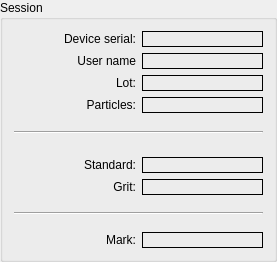
First picture: the form in dda_ctrl/sessionbox.ui, repository olegyurchenko/dda-control, before the edit.
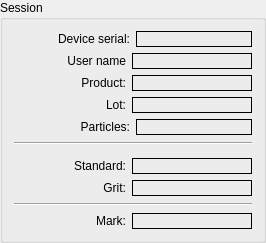
Second picture: the form after the edit.

Commit message: Add session.product

```diff
--- a/dda_ctrl/sessionbox.ui
+++ b/dda_ctrl/sessionbox.ui
@@ -6,8 +6,8 @@
    <rect>
     <x>0</x>
     <y>0</y>
-    <width>277</width>
-    <height>262</height>
+    <width>266</width>
+    <height>243</height>
    </rect>
   </property>
   <property name="windowTitle">
@@ -95,6 +95,45 @@
      </item>
     </layout>
    </item>
+   <item>
+    <layout class="QHBoxLayout" name="horizontalLayout_31">
+     <item>
+      <widget class="QLabel" name="label_27">
+       <property name="text">
+        <string>Product:</string>
+       </property>
+       <property name="alignment">
+        <set>Qt::AlignRight|Qt::AlignTrailing|Qt::AlignVCenter</set>
+       </property>
+      </widget>
+     </item>
+     <item>
+      <widget class="QLabel" name="productLabel">
+       <property name="sizePolicy">
+        <sizepolicy hsizetype="Preferred" vsizetype="Preferred">
+         <horstretch>0</horstretch>
+         <verstretch>0</verstretch>
+        </sizepolicy>
+       </property>
+       <property name="minimumSize">
+        <size>
+         <width>120</width>
+         <height>0</height>
+        </size>
+       </property>
+       <property name="frameShape">
+        <enum>QFrame::Box</enum>
+       </property>
+       <property name="text">
+        <string/>
+       </property>
+       <property name="alignment">
+        <set>Qt::AlignCenter</set>
+       </property>
+      </widget>
+     </item>
+    </layout>
+   </item>
    <item>
     <layout class="QHBoxLayout" name="horizontalLayout_29">
      <item>
```
Left out of the diff: 4 changed lines with no effect on the pictures. The commit also changes 18 other files.
